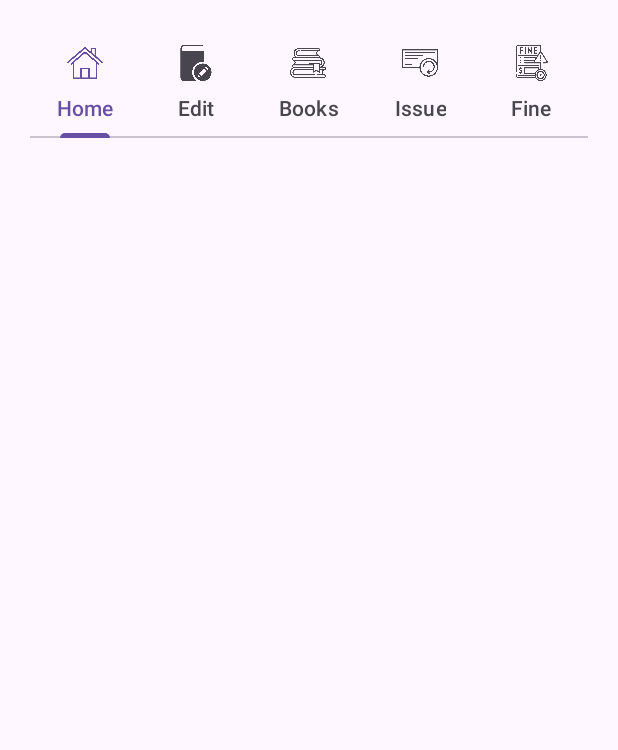
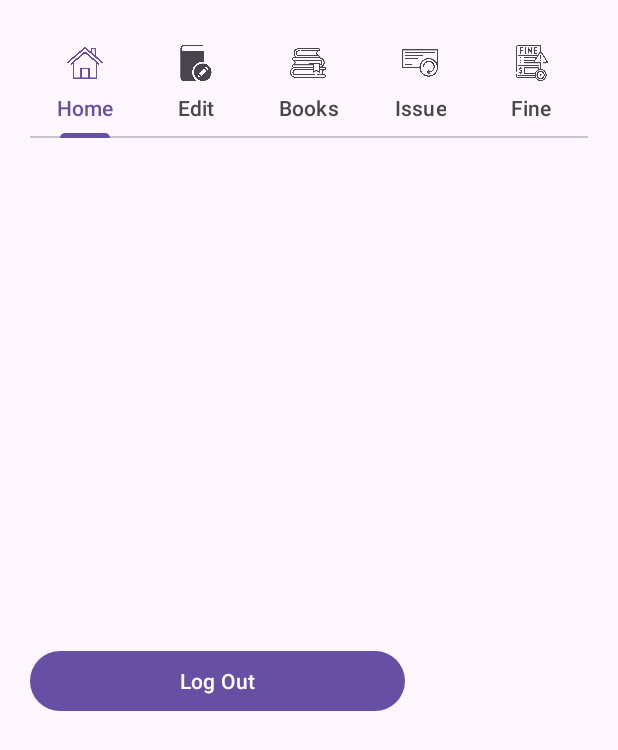
Before and after one commit to Kfirul/Swipe-N-Borrow, an Android app: the AdminHome screen opened directly, with no data from a screen before it, on a phone screen of 412 x 824 dp. Shown: the top 750 px of the screen. Run offline under Robolectric (Android 15) with nearby library versions, the phone set to English and light mode, and no system bars; our stand-ins replace Firebase (no records; nobody signed in at launch, a user with empty details on screens opened directly); 1 statement that could not run was skipped.

Commit message:
temporary changes for admin

```diff
--- a/app/src/main/java/com/example/swipe_n_borrow/AdminHome.java
+++ b/app/src/main/java/com/example/swipe_n_borrow/AdminHome.java
@@ -13,50 +13,61 @@ import com.google.android.material.tabs.TabLayout;
 import com.google.firebase.auth.FirebaseAuth;
 
 /**
- * The {@code UserHome} class represents the main activity for the regular user.
- * It provides functionality for searching, viewing borrowed books, reissuing books, and logging out.
- * The user can navigate to different sections of the application by clicking on the corresponding buttons.
- * Additionally, the user has the ability to log out of the application.
+ * The {@code AdminHome} class represents the main activity for the admin user.
+ * It provides functionality for navigating different sections of the application.
  */
 public class AdminHome extends AppCompatActivity {
 
     TabLayout tabLayout;
     ViewPager2 viewPager2;
     ViewPagerAdapter2 viewPagerAdapter;
+    Button logOutButton;
 
     @Override
     protected void onCreate(@Nullable Bundle savedInstanceState) {
         super.onCreate(savedInstanceState);
         setContentView(R.layout.activity_admin_home2);
 
-        tabLayout=findViewById(R.id.tabLayout);
-        viewPager2=findViewById(R.id.viewpager);
-        viewPagerAdapter=new ViewPagerAdapter2(this);
+        tabLayout = findViewById(R.id.tabLayout);
+        viewPager2 = findViewById(R.id.viewpager);
+        viewPagerAdapter = new ViewPagerAdapter2(this);
         viewPager2.setAdapter(viewPagerAdapter);
+        logOutButton = findViewById(R.id.logOut);
 
         tabLayout.addOnTabSelectedListener(new TabLayout.OnTabSelectedListener() {
             @Override
             public void onTabSelected(TabLayout.Tab tab) {
                 viewPager2.setCurrentItem(tab.getPosition());
+
+                // Check if the "Books" tab is selected and launch AdminAddBook activity
+                if (tab.getPosition() == 2) {  // Assuming "Books" tab is at position 2
+                    Intent addBookIntent = new Intent(AdminHome.this, AdminAddBook.class);
+                    startActivity(addBookIntent);
+                }
             }
 
             @Override
             public void onTabUnselected(TabLayout.Tab tab) {
-
             }
 
             @Override
             public void onTabReselected(TabLayout.Tab tab) {
-
             }
         });
+
         viewPager2.registerOnPageChangeCallback(new ViewPager2.OnPageChangeCallback() {
             @Override
             public void onPageSelected(int position) {
                 super.onPageSelected(position);
                 tabLayout.getTabAt(position).select();
+
+                // Show the "Log Out" button only when the "Home" tab is selected
+                if (position == 0) {
+                    logOutButton.setVisibility(View.VISIBLE);
+                } else {
+                    logOutButton.setVisibility(View.GONE);
+                }
             }
         });
     }
-
 }
--- a/app/src/main/res/layout/activity_admin_home2.xml
+++ b/app/src/main/res/layout/activity_admin_home2.xml
@@ -13,6 +13,7 @@
         android:id="@+id/tabLayout"
         android:layout_width="match_parent"
         android:layout_height="wrap_content">
+<!--        android:layout_alignParentTop="true">-->
 
         <com.google.android.material.tabs.TabItem
             android:layout_width="wrap_content"
@@ -54,4 +55,14 @@
         android:layout_weight="1"
         android:layout_below="@id/tabLayout" />
 
+    <Button
+        android:id="@+id/logOut"
+        android:layout_width="250dp"
+        android:layout_height="wrap_content"
+        android:layout_below="@id/viewpager"
+        android:layout_gravity="center"
+        android:layout_marginTop="338dp"
+        android:gravity="center"
+        android:text="Log Out" />
+
 </RelativeLayout>
```
